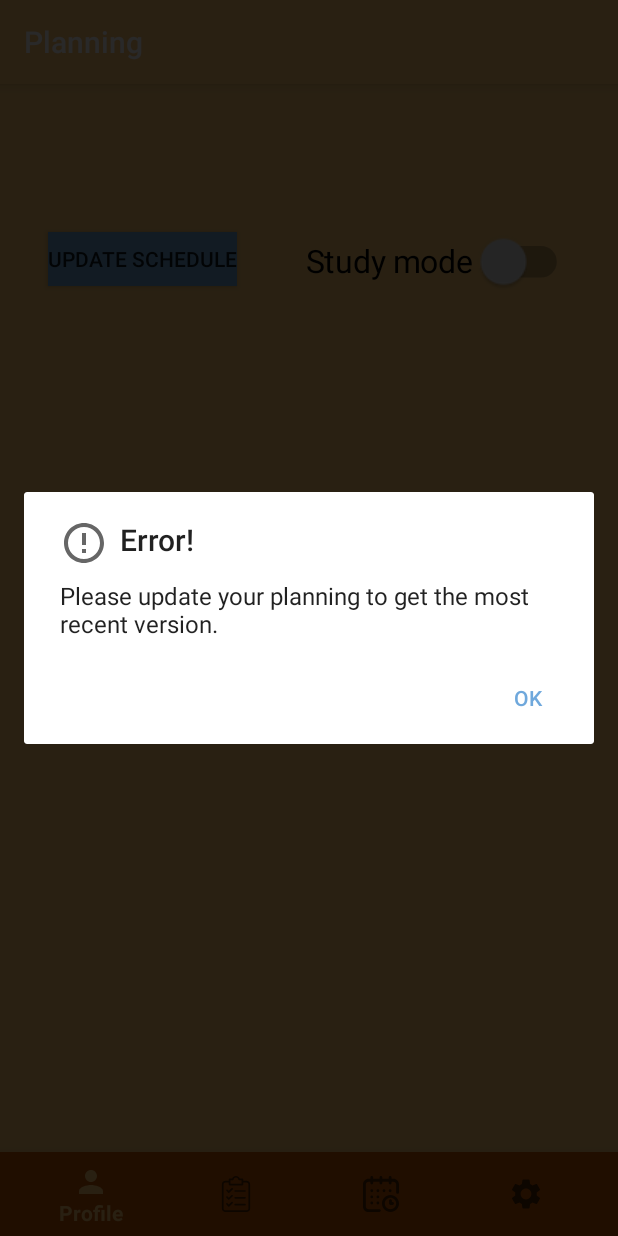
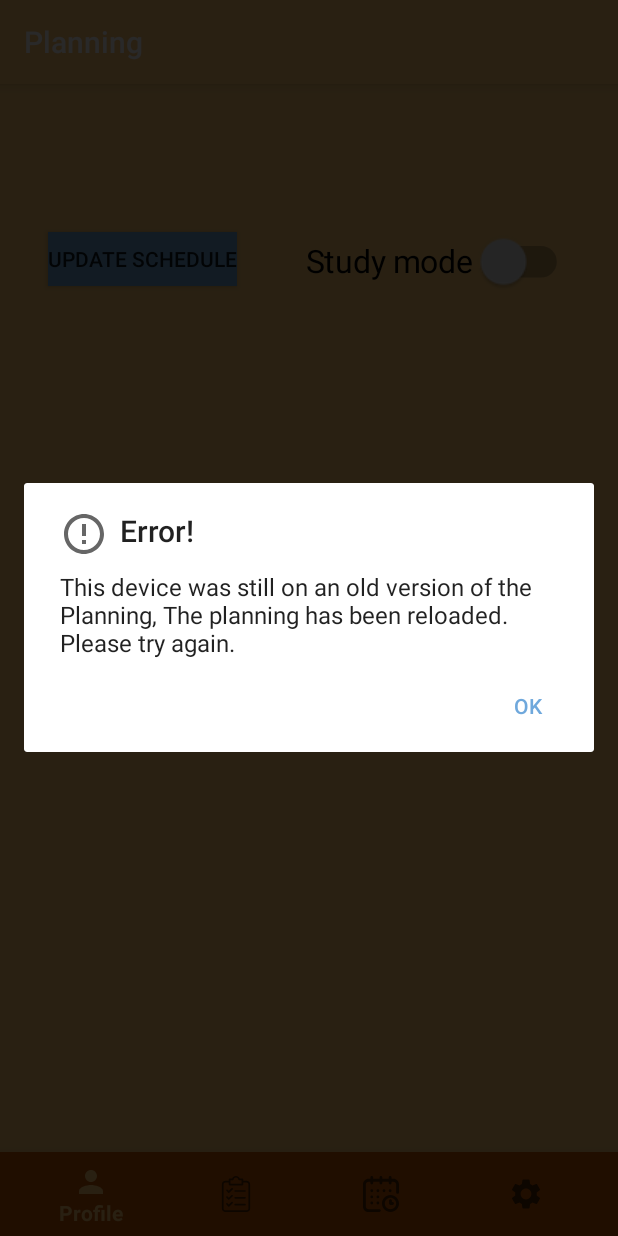
Before and after one commit to jeroenH04/SmartPlan, an Android app: the PlanningFragment screen opened through its navigation route, after a tap on "UPDATE SCHEDULE", on a phone screen of 412 x 824 dp. Run offline under Robolectric (Android 15) with nearby library versions, the phone set to English and light mode, and no system bars; our stand-ins replace Firebase (no records; nobody signed in at launch, a user with empty details on screens opened directly), navigation-ui; 19 statements that could not run were skipped.

Commit message:
added mutual exclusion on all fragments
fragments are reloaded if the user has the incorrect version of the database

```diff
--- a/app/src/main/java/com/example/agenda_app/ui/planning/PlanningFragment.java
+++ b/app/src/main/java/com/example/agenda_app/ui/planning/PlanningFragment.java
@@ -54,13 +54,17 @@ public class PlanningFragment extends Fragment {
     TaskScheduler scheduler;
     String studyModeState;
 
+    Button createPlanningBtn;
+    LinearLayout agenda_dash;
+    Switch studyModeSwitch;
+
     @RequiresApi(api = Build.VERSION_CODES.N)
     public View onCreateView(@NonNull LayoutInflater inflater,
                              ViewGroup container, Bundle savedInstanceState) {
         final View root = inflater.inflate(R.layout.fragment_planning, container, false);
 
-        final LinearLayout agenda_dash = (LinearLayout) root.findViewById(R.id.agenda_dashboard);
-        final Switch studyModeSwitch = (Switch) root.findViewById(R.id.studyModeSwitch);
+        agenda_dash = (LinearLayout) root.findViewById(R.id.agenda_dashboard);
+        studyModeSwitch = (Switch) root.findViewById(R.id.studyModeSwitch);
         studyModeSwitch.setOnCheckedChangeListener(new CompoundButton.OnCheckedChangeListener() {
             public void onCheckedChanged(CompoundButton buttonView, boolean isChecked) {
                 if (isChecked) {
@@ -72,7 +76,7 @@ public class PlanningFragment extends Fragment {
 
             }
         });
-        final Button createPlanningBtn = (Button) root.findViewById(R.id.createPlanning);
+        createPlanningBtn = (Button) root.findViewById(R.id.createPlanning);
         createPlanningBtn.setOnClickListener(new View.OnClickListener() {
             @Override
             public void onClick(View v) {
@@ -89,7 +93,7 @@ public class PlanningFragment extends Fragment {
                     Toast.makeText(getActivity(),"Not all tasks fit in your availability. \nIncrease your availability in the settings.",Toast.LENGTH_LONG).show();
                 }
                 agenda_dash.removeAllViews();
-                showPlanning(agenda_dash);
+                showPlanning();
             }
         });
 
@@ -100,7 +104,7 @@ public class PlanningFragment extends Fragment {
             public void onSuccess(DocumentSnapshot documentSnapshot) {
                 scheduler = documentSnapshot.toObject(TaskScheduler.class);
                 studyModeState = scheduler.getStudyMode();
-                showPlanning(agenda_dash);
+                showPlanning();
                 if (scheduler.getSchedule().size() == 0) {
                     createPlanningBtn.setText("Create schedule");
                 } else {
@@ -116,7 +120,28 @@ public class PlanningFragment extends Fragment {
         return root;
     }
 
-    private void showPlanning(LinearLayout agenda_dash) {
+    private void reloadFragment() {
+        DocumentReference docRef = db.collection("users").document(user.getUid());
+        docRef.get().addOnSuccessListener(new OnSuccessListener<DocumentSnapshot>() {
+            @Override
+            public void onSuccess(DocumentSnapshot documentSnapshot) {
+                scheduler = documentSnapshot.toObject(TaskScheduler.class);
+                studyModeState = scheduler.getStudyMode();
+                showPlanning();
+                if (scheduler.getSchedule().size() == 0) {
+                    createPlanningBtn.setText("Create schedule");
+                } else {
+                    createPlanningBtn.setText("Update schedule");
+                }
+
+                if (studyModeState.equals("On")) {
+                    studyModeSwitch.setChecked(true);
+                }
+            }
+        });
+    }
+
+    private void showPlanning() {
         //get a set of all dates
         schedule = scheduler.getSchedule();
      //   Set<String> dates = schedule.keySet();
@@ -306,12 +331,14 @@ public class PlanningFragment extends Fragment {
                         // upload oldScheduler with updated hashCode to the database
                         db.collection("users").document(user.getUid()).set(oldScheduler, SetOptions.merge());
                     } else { // oldScheduler hashcode != 0 or is different from scheduler.hashCode() thus an other device is changing database already
-                        alertView("you are already trying to edit the data on another account, please try again later");
+                        alertView("you are already trying to edit the data on another account. Please try again later");
                         //alertView("old: " + oldScheduler.getSchedulerHashcode() + " new: " + scheduler.hashCode());
+                        reloadFragment(); // reload database to update to correct version
                         return;
                     }
                 } else { // oldScheduler.lastchangedate != scheduler.lastchangedate thus user needs to first load most recent version of scheduler
-                    alertView("Please update your planning to get the most recent version.");
+                    alertView("This device was still on an old version of the Planning, The planning has been reloaded. Please try again.");
+                    reloadFragment(); // reload database to update to correct version
                     return;
                 }
             }
@@ -342,11 +369,13 @@ public class PlanningFragment extends Fragment {
                                 scheduler.setDateOfLastUpdate(Calendar.getInstance().getTime().toString());
                                 db.collection("users").document(user.getUid()).set(scheduler, SetOptions.merge());
                             } else { // another device is trying to update database since oldScheduler.getHashCode() != scheduler.hashCode()
-                                alertView("you are already trying to edit the data on another account, please try again later.");
+                                alertView("you are already trying to edit the data on another account. Please try again later.");
+                                reloadFragment(); // reload database to update to correct version
                                 return;
                             }
                         } else { // oldScheduler.lastchangedate != scheduler.lastchangedate thus user needs to first load most recent version of scheduler
-                            alertView("Please update your planning to get the most recent version.");
+                            alertView("This device was still on an old version of the Planning, The planning has been reloaded. Please try again.");
+                            reloadFragment(); // reload database to update to correct version
                             return;
                         }
                     }
```
Also changed, not shown: app/src/main/java/com/example/agenda_app/ui/dashboard/DashboardFragment.java (+20 -4 lines), app/src/main/java/com/example/agenda_app/ui/settings/SettingsFragment.java (+35 -11 lines).
